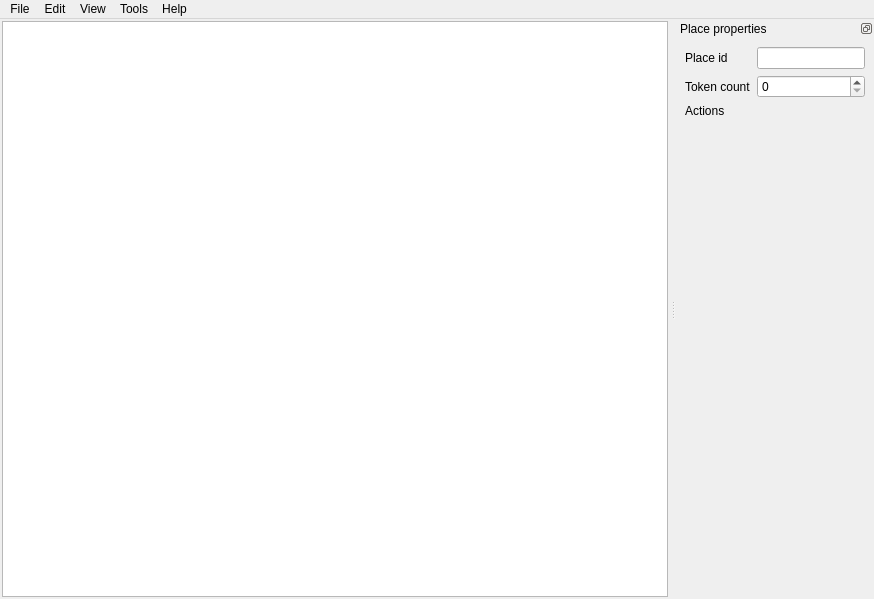
Before: the Qt Designer form src/ui/main_window.ui in KrivanTomas/icp2026-petri-net, drawn with Qt 5.
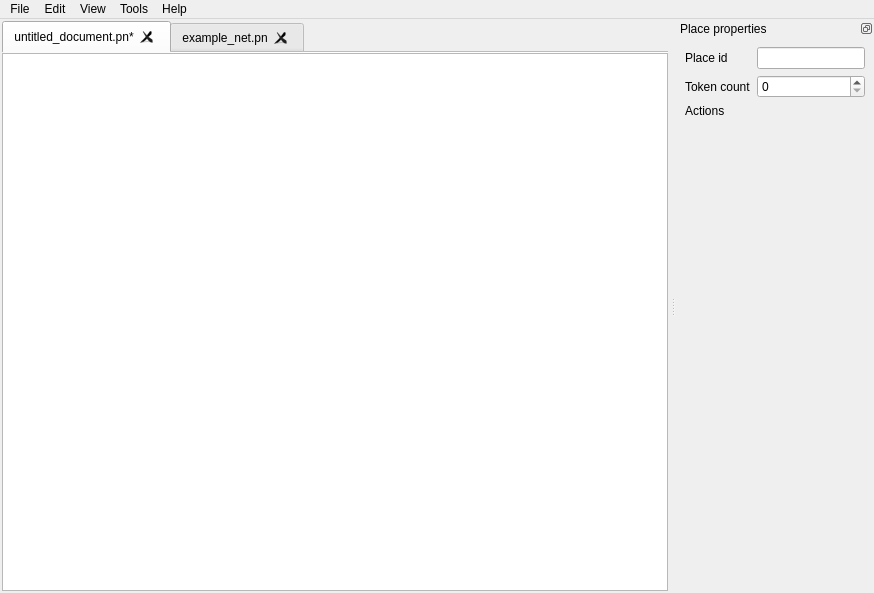
After: the same form once the commit is applied. Icons and pictures are not drawn.

Commit message: feat(gui): add save prompt on exit and opened file tabs

The edit to the form file:
```diff
--- a/src/ui/main_window.ui
+++ b/src/ui/main_window.ui
@@ -10,7 +10,7 @@
     <x>0</x>
     <y>0</y>
     <width>874</width>
-    <height>599</height>
+    <height>593</height>
    </rect>
   </property>
   <property name="minimumSize">
@@ -26,7 +26,7 @@
    <double>1.000000000000000</double>
   </property>
   <widget class="QWidget" name="horizontalLayoutWidget">
-   <layout class="QHBoxLayout" name="horizontalLayout">
+   <layout class="QGridLayout" name="gridLayout_2">
     <property name="sizeConstraint">
      <enum>QLayout::SizeConstraint::SetDefaultConstraint</enum>
     </property>
@@ -42,7 +42,38 @@
     <property name="bottomMargin">
      <number>2</number>
     </property>
-    <item>
+    <item row="0" column="0">
+     <widget class="QTabWidget" name="fileTabWidget">
+      <property name="tabShape">
+       <enum>QTabWidget::TabShape::Rounded</enum>
+      </property>
+      <property name="currentIndex">
+       <number>0</number>
+      </property>
+      <property name="documentMode">
+       <bool>true</bool>
+      </property>
+      <property name="tabsClosable">
+       <bool>true</bool>
+      </property>
+      <widget class="QWidget" name="tab">
+       <attribute name="title">
+        <string>untitled_document.pn*</string>
+       </attribute>
+       <layout class="QGridLayout" name="gridLayout">
+        <property name="leftMargin">
+         <number>0</number>
+        </property>
+        <property name="topMargin">
+         <number>0</number>
+        </property>
+        <property name="rightMargin">
+         <number>0</number>
+        </property>
+        <property name="bottomMargin">
+         <number>0</number>
+        </property>
+        <item row="0" column="0">
      <widget class="QGraphicsView" name="graphicsView">
       <property name="backgroundBrush">
        <brush brushstyle="Dense7Pattern">
@@ -60,6 +91,15 @@
     </item>
    </layout>
   </widget>
+      <widget class="QWidget" name="tab_2">
+       <attribute name="title">
+        <string>example_net.pn</string>
+       </attribute>
+      </widget>
+     </widget>
+    </item>
+   </layout>
+  </widget>
   <widget class="QMenuBar" name="menubar">
    <property name="geometry">
     <rect>
```
Left out of the diff: 13 changed lines with no effect on the pictures. Lines whose indentation alone changed are shown as unchanged. The commit also changes 3 other files.
